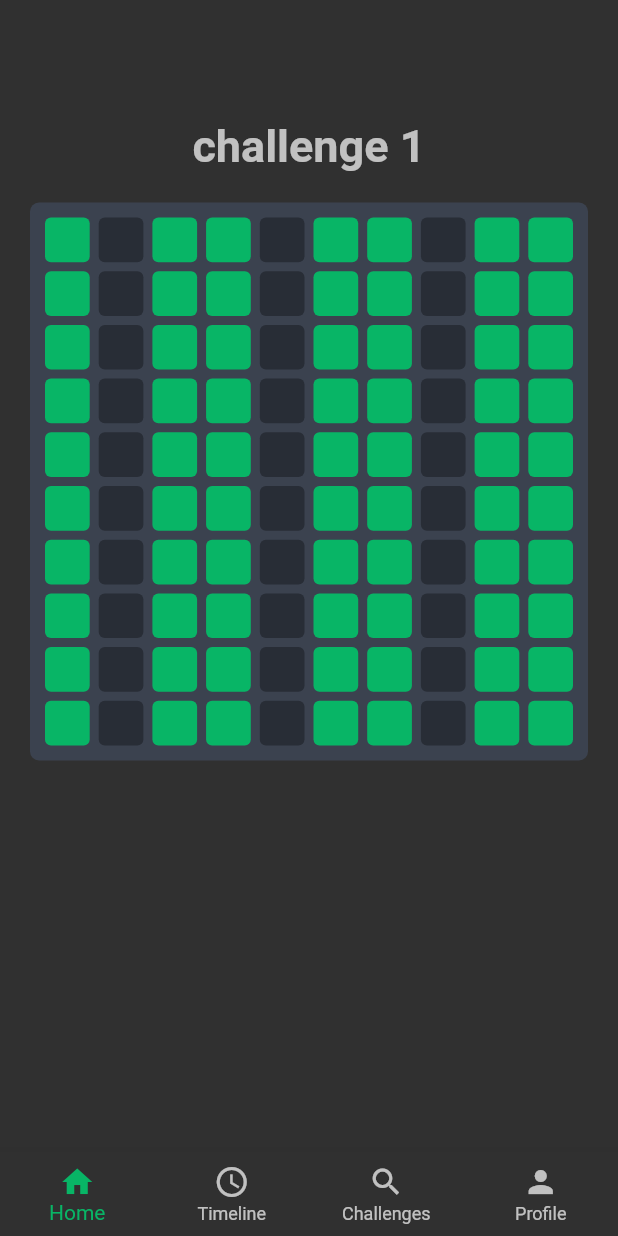
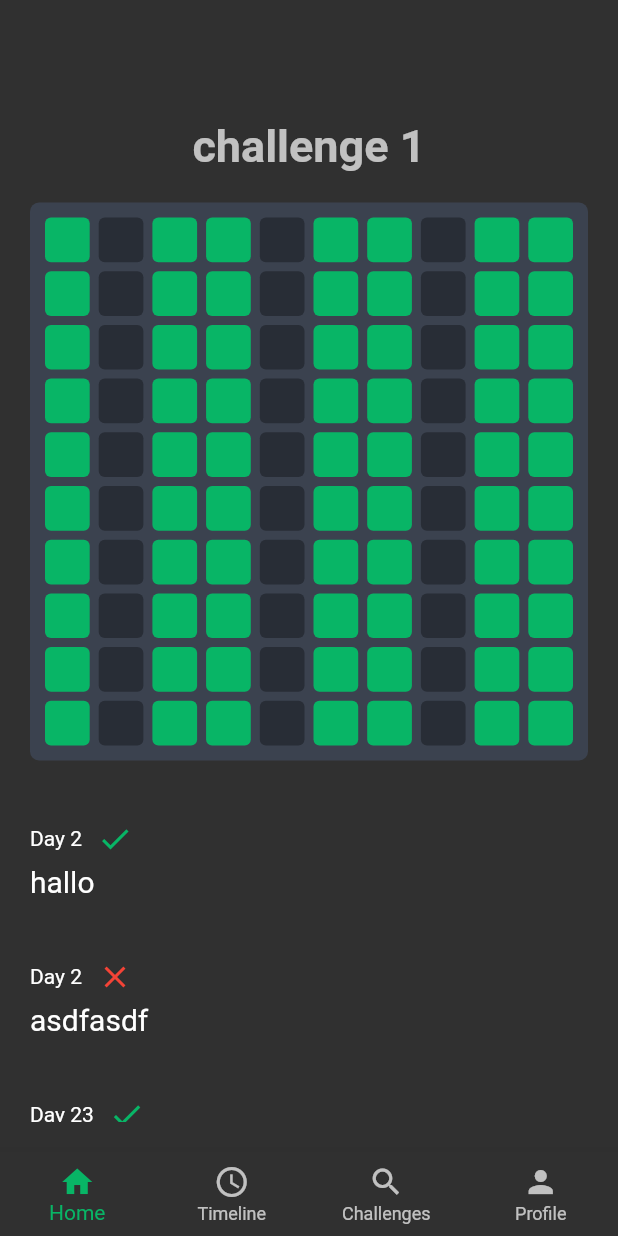
Before and after one commit to Hiebeler/lawof100-frontend, a Flutter app: the screen it shows after launch, on a phone screen of 412 x 824 dp. Run offline on Flutter 3.47's test engine with Material 2 defaults, Android fonts, the light colour scheme and no system bars; Roboto replaces fonts that are missing (Arial, Hind).

Commit message:
added Logs

```diff
--- a/lib/components/grid.dart
+++ b/lib/components/grid.dart
@@ -12,6 +12,7 @@ class Grid extends StatelessWidget {
           color: Color.fromRGBO(59, 66, 79, 1.0),
           borderRadius: BorderRadius.all(Radius.circular(6.0))),
       child: GridView(
+        physics: NeverScrollableScrollPhysics(),
         shrinkWrap: true,
         padding: EdgeInsets.all(10),
         gridDelegate: const SliverGridDelegateWithFixedCrossAxisCount(
--- /dev/null
+++ b/lib/components/log.dart
@@ -0,0 +1,27 @@
+import 'package:flutter/material.dart';
+
+class Log extends StatelessWidget {
+  var text = "";
+  var day = "";
+  var done = false;
+  Log({required this.text, required this.day, required this.done});
+
+  @override
+  Widget build(BuildContext context) {
+    return Padding(padding: EdgeInsets.only(top: 40),
+        child: Column(
+          crossAxisAlignment: CrossAxisAlignment.start,
+          children: [
+            Row(
+              children: [
+                Text("Day " + day),
+                SizedBox(width: 10,),
+                done ? Icon(Icons.check, color: Theme.of(context).primaryColor,) : Icon(Icons.close, color: Colors.red,)
+              ],
+            ),
+            const SizedBox(height: 5,),
+            Text(text, style: TextStyle(fontSize: 20),)
+          ],
+        ));
+  }
+}
--- a/lib/feed.dart
+++ b/lib/feed.dart
@@ -1,5 +1,6 @@
 import 'package:flutter/material.dart';
 import 'package:lawof100/components/grid.dart';
+import 'package:lawof100/components/log.dart';
 
 class Feed extends StatefulWidget {
   const Feed({Key? key}) : super(key: key);
@@ -13,17 +14,21 @@ class _FeedState extends State<Feed> {
   Widget build(BuildContext context) {
     return Container(child: Padding(
       padding: EdgeInsets.all(20),
-      child: Column(
+      child: SingleChildScrollView(child: Column(
         children: [
           Padding(
               padding: EdgeInsets.only(top: 60),
               child: Center(
                 child: Text("challenge 1", style: Theme.of(context).textTheme.headline1,),
               ),),
-          Padding(padding: EdgeInsets.only(top:20), child: Grid(gridList: const [1,0,1,1,0,1,1,0,1,1,1,0,1,1,0,1,1,0,1,1,1,0,1,1,0,1,1,0,1,1,1,0,1,1,0,1,1,0,1,1,1,0,1,1,0,1,1,0,1,1,1,0,1,1,0,1,1,0,1,1,1,0,1,1,0,1,1,0,1,1,1,0,1,1,0,1,1,0,1,1,1,0,1,1,0,1,1,0,1,1,1,0,1,1,0,1,1,0,1,1,]),)
+          Padding(padding: EdgeInsets.only(top:20), child: Grid(gridList: const [1,0,1,1,0,1,1,0,1,1,1,0,1,1,0,1,1,0,1,1,1,0,1,1,0,1,1,0,1,1,1,0,1,1,0,1,1,0,1,1,1,0,1,1,0,1,1,0,1,1,1,0,1,1,0,1,1,0,1,1,1,0,1,1,0,1,1,0,1,1,1,0,1,1,0,1,1,0,1,1,1,0,1,1,0,1,1,0,1,1,1,0,1,1,0,1,1,0,1,1,]),),
+      Log(text: "hallo", day: "2", done: true),
+          Log(text: "asdfasdf", day: "2", done: false),
+          Log(text: "hallo", day: "23", done: true),
+          Log(text: "hallo", day: "2", done: true),
 
         ],
       ),
-    ),);
+    ),),);
   }
 }
```
